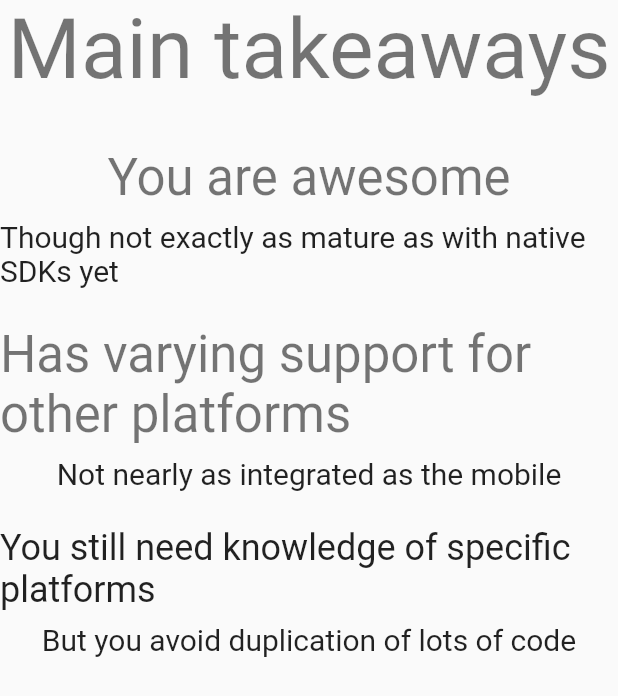
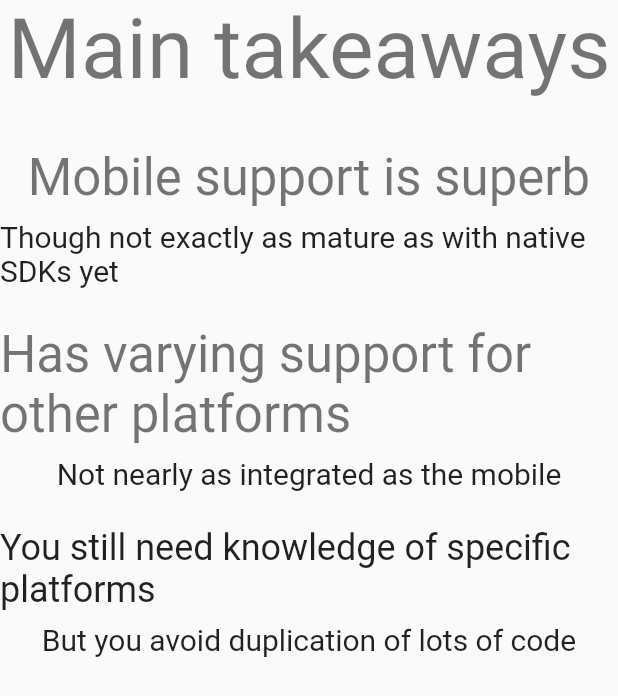
Before and after one commit to kpsroka/4developers_flutter_presentation, a Flutter app: the Conclusion widget shown alone on an empty page, opened directly, on a phone screen of 412 x 824 dp. Shown: the top 696 px of the screen. Run offline on Flutter 3.47's test engine with Material 2 defaults, Android fonts, the phone set to English and light mode, and no system bars; missing offline and left inert: dart:ffi.

Commit message:
Reverting temporary changes

```diff
--- a/lib/content/20_conclusion.dart
+++ b/lib/content/20_conclusion.dart
@@ -11,7 +11,7 @@ class Conclusion extends StatelessWidget {
         ),
         SizedBox(height: 32),
         Text(
-          'You are awesome',
+          'Mobile support is superb',
           style: Theme.of(context).textTheme.display1,
         ),
         SizedBox(height: 8),
```
